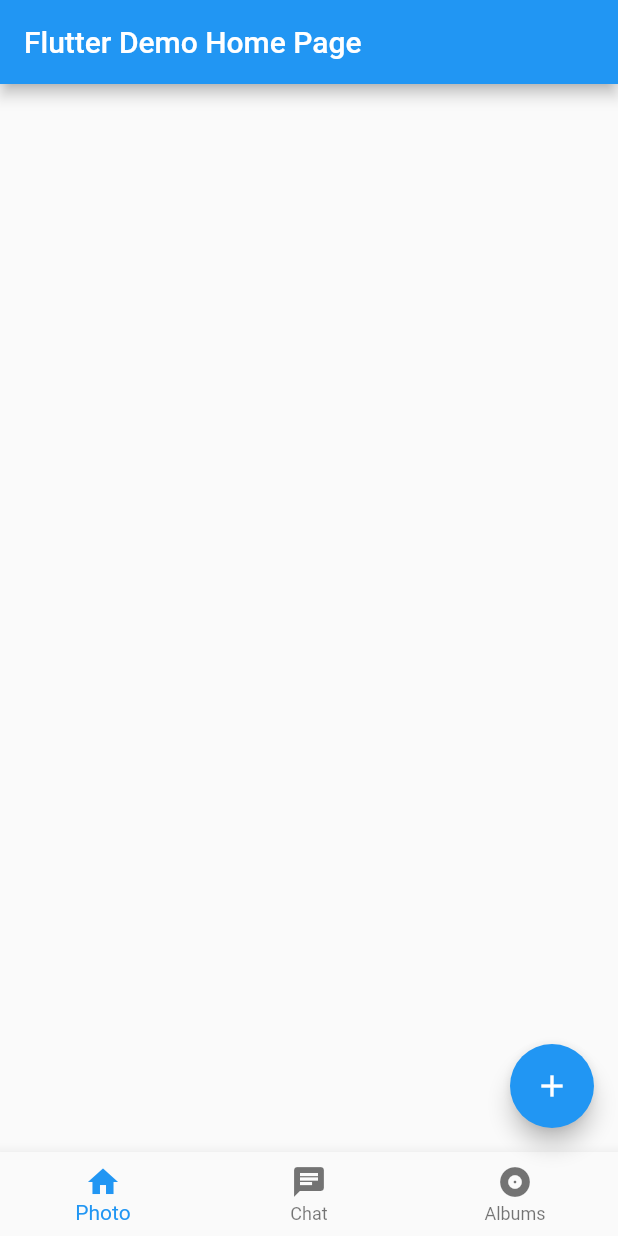
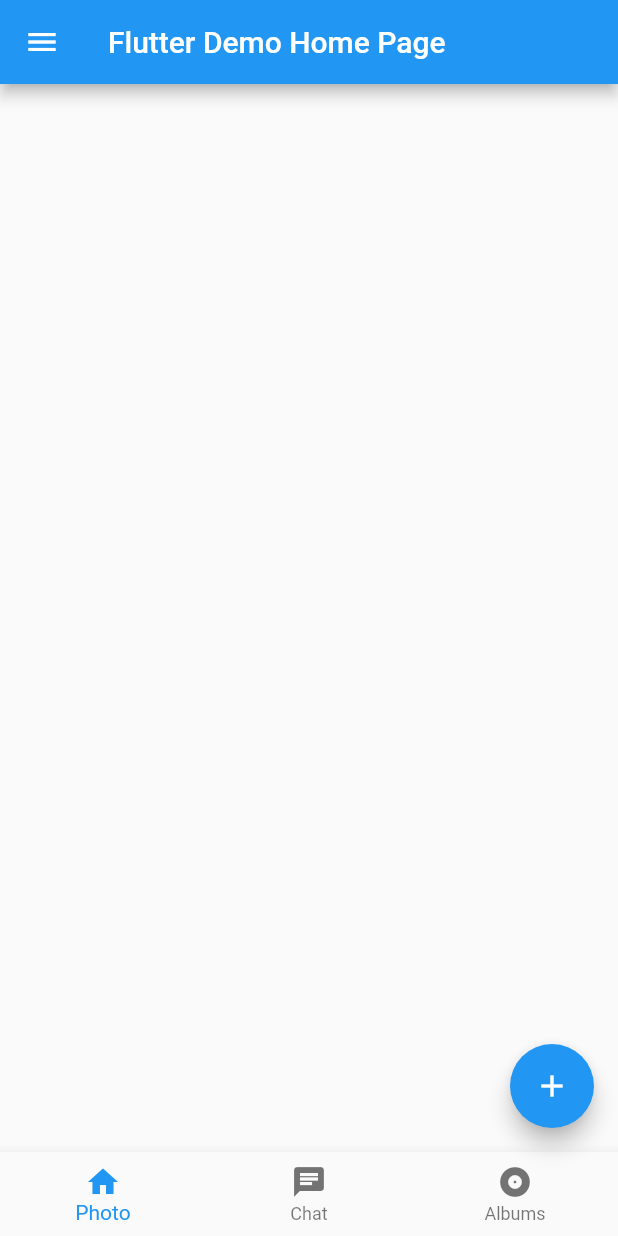
Before and after one commit to Artemshchurev/skillbox_homework, a Flutter app: the screen it shows after launch, on a phone screen of 412 x 824 dp. Run offline on Flutter 3.47's test engine with Material 2 defaults, Android fonts, the phone set to English and light mode, and no system bars.

Commit message:
Started second task

```diff
--- a/05_MaterialCupertino/simple_app/lib/main.dart
+++ b/05_MaterialCupertino/simple_app/lib/main.dart
@@ -50,6 +50,18 @@ class _MyHomePageState extends State<MyHomePage> with SingleTickerProviderStateM
     return Scaffold(
       appBar: AppBar(
         title: Text(widget.title),
+      ),
+      drawer: Drawer(
+        child: Column(
+          children: [
+            DrawerHeader(
+              child: CircleAvatar(
+                radius: 60,
+                backgroundColor: Colors.red,
+              ),
+            )
+          ],
+        ),
       ),
       body: TabBarView(
         controller: _tabController,
```
